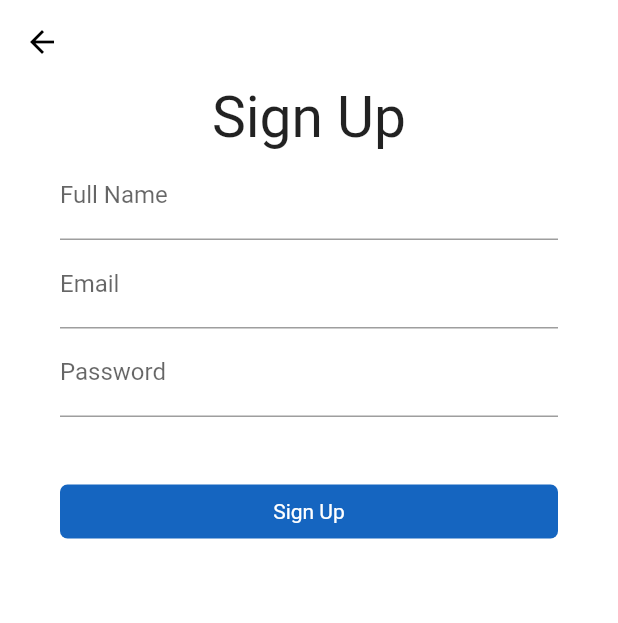
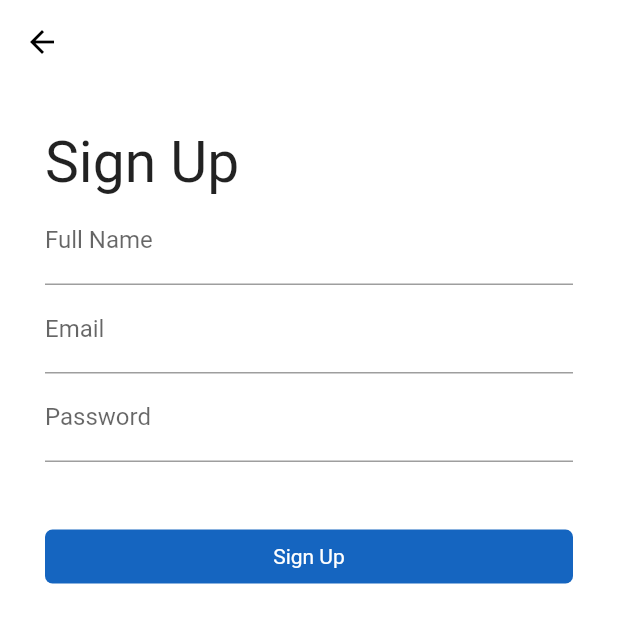
Before and after one commit to inovtribe/CleanEarth, a Flutter app: the SignUpScreen screen opened by its route, on a phone screen of 412 x 824 dp. Shown: the top 623 px of the screen. Run offline on Flutter 3.47's test engine with Material 2 defaults, Android fonts, the phone set to English and light mode, and no system bars; our stand-ins replace cloud_firestore, firebase_auth, firebase_storage, flutter_datetime_picker, get_it, image_picker and 2 more; missing offline and left inert: flutter_tagging, geoflutterfire; accounts and stored records are empty.

Commit message:
fix render overflow in signup screen

```diff
--- a/lib/ui/screens/signup_screen.dart
+++ b/lib/ui/screens/signup_screen.dart
@@ -22,11 +22,12 @@ class SignUpScreen extends StatelessWidget {
               color: Colors.black,
             ),
           ),
-          body: Padding(
-            padding: const EdgeInsets.symmetric(horizontal: 40.0),
-            child: Column(
-              mainAxisSize: MainAxisSize.max,
-              crossAxisAlignment: CrossAxisAlignment.center,
+          body: ListView(
+            padding: const EdgeInsets.only(
+              top: 30,
+              left: 30,
+              right: 30,
+            ),
             children: <Widget>[
               Text(
                 'Sign Up',
@@ -77,7 +78,6 @@ class SignUpScreen extends StatelessWidget {
               ),
             ],
           ),
-          ),
         );
       },
     );
```
Lines whose indentation alone changed are shown as unchanged.
